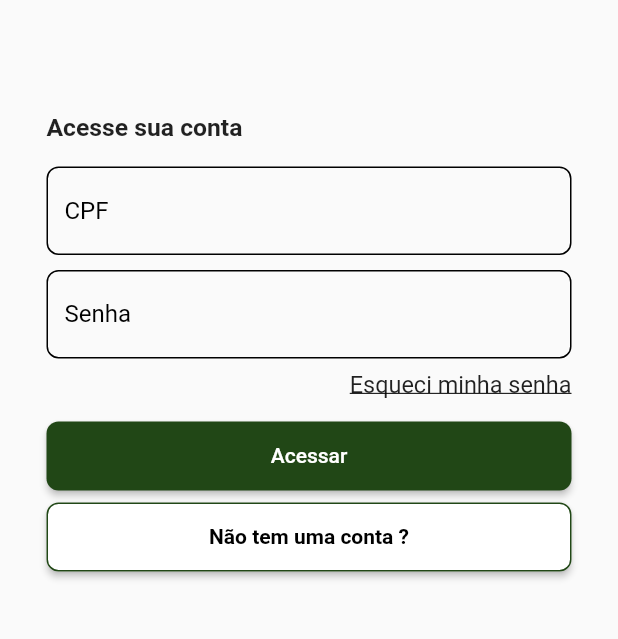
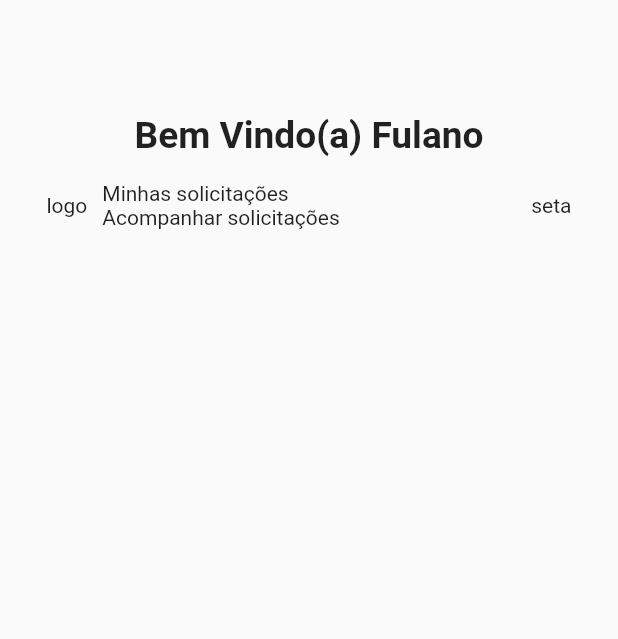
Before and after one commit to GabrielBorgess/App-defensoria, a Flutter app: the screen it shows after launch, after a tap on "Acessar", on a phone screen of 412 x 824 dp, the part 377-1016 px from its top. Run offline on Flutter 3.47's test engine with Material 2 defaults, Android fonts, the phone set to English and light mode, and no system bars.

Commit message:
Segunda tela 10% feita

```diff
--- a/lib/main.dart
+++ b/lib/main.dart
@@ -1,4 +1,5 @@
 import 'package:flutter/material.dart';
+import 'profile.dart';
 
 void main() {
   runApp(MyApp());
@@ -13,6 +14,9 @@ class MyApp extends StatelessWidget {
       title: 'Seu App',
       color: Color.fromARGB(236, 224, 224, 224), // Define a cor principal aqui
       home: HomePage(),
+      routes: {
+        '/home': (context) => ProfilePage(),
+      },
     );
   }
 }
@@ -99,25 +103,6 @@ class HomePage extends StatelessWidget {
                           ),
                         ),
                       ),
-                      TextFormField(
-                        decoration: const InputDecoration(
-                          enabledBorder: OutlineInputBorder(borderRadius: BorderRadius.all(Radius.circular(8))),
-                          hintText: "Senha",
-                          hintStyle: TextStyle(color: Colors.black)
-                        ),
-                      ),
-                    ],
-                  ),
-                  Column(
-                    children: [
-                      Padding(
-                        padding: const EdgeInsets.only(
-                          top: 8
-                        ),
-                        child: Text("Esqueci minha senha",
-                        style: TextStyle(decoration: TextDecoration.underline, fontSize: MediaQuery.of(context).size.height * 0.019),
-                        ),
-                      ),
                     ],
                   ),
                   Column(
@@ -132,7 +117,10 @@ class HomePage extends StatelessWidget {
                           height: 46,
                           child: ElevatedButton(
                             onPressed: () {
-                              // -------------- FUNÇÃO PARA LEVAR PARA OUTRA PÁGINA ---------
+                              Navigator.push(
+                                context,
+                                MaterialPageRoute(builder: (context) => ProfilePage() )
+                              );
                             },
                             style: ElevatedButton.styleFrom(backgroundColor: Color.fromRGBO(33, 71, 22, 1),
                             shape: RoundedRectangleBorder(borderRadius: BorderRadius.circular(8))
--- /dev/null
+++ b/lib/profile.dart
@@ -0,0 +1,67 @@
+import 'package:flutter/material.dart';
+import 'main.dart';
+export 'main.dart';
+
+class ProfilePage extends StatelessWidget {
+  @override
+  Widget build(BuildContext context) {
+    return Scaffold(
+      body: SingleChildScrollView(
+        child: Column(
+          children: [
+            HeaderHome(),
+            Padding(
+              padding: const EdgeInsets.only(
+                left: 31,
+                right: 31,
+              ),
+              child: Column(
+                children: [
+                  Column(
+                    children: [
+                      Padding(
+                        padding: const EdgeInsets.only(
+                          bottom: 16
+                        ),
+                        child: Text("Bem Vindo(a) Fulano",
+                        style: TextStyle(fontWeight: FontWeight.bold, fontSize: MediaQuery.of(context).size.height * 0.03),
+                        ),
+                      ),
+                    ],
+                  ),
+                  Column(
+                    children: [
+                      Row(
+                        mainAxisAlignment: MainAxisAlignment.spaceBetween,
+                        children: [
+                          Row(
+                            children: [
+                              Text("logo"),
+                              Padding(
+                                padding: const EdgeInsets.only(
+                                  left: 10
+                                ),
+                                child: Column(
+                                  crossAxisAlignment: CrossAxisAlignment.start,
+                                  children: [
+                                    Text("Minhas solicitações"),
+                                    Text("Acompanhar solicitações")
+                                  ],
+                                ),
+                              )
+                            ],
+                          ),
+                          Text("seta")
+                        ],
+                      )
+                    ],
+                  ),
+                ],
+              ),
+            ),
+          ],
+        ),
+      ),
+    );
+  }
+}
```
